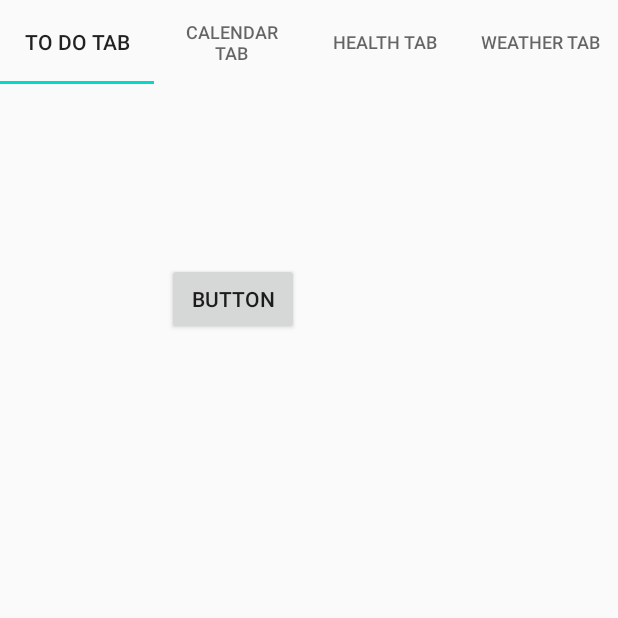
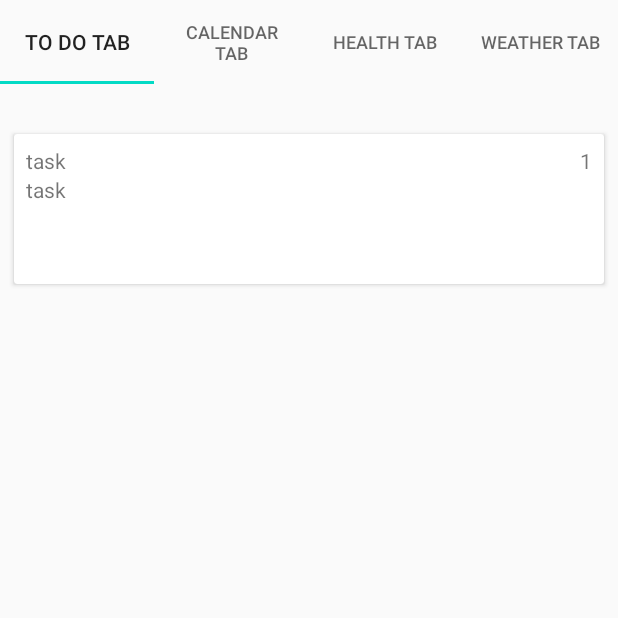
Before and after one commit to lenabojanowska/NoTimeLikeThePresent, an Android app: the screen it shows after launch (MainActivity), on a phone screen of 412 x 824 dp, the top half of it. Run offline under Robolectric (Android 15) with nearby library versions, the phone set to English and light mode, and no system bars; our stand-ins replace Room's generated code.

Commit message:
tasks
wetaher not working

```diff
--- /dev/null
+++ b/app/src/main/java/com/example/notimelikethepresent/Adapter/TaskAdapter.java
@@ -0,0 +1,63 @@
+package com.example.notimelikethepresent.Adapter;
+
+import android.view.LayoutInflater;
+import android.view.View;
+import android.view.ViewGroup;
+import android.widget.TextView;
+
+import androidx.annotation.NonNull;
+import androidx.recyclerview.widget.RecyclerView;
+
+import com.example.notimelikethepresent.Entities.Task;
+import com.example.notimelikethepresent.R;
+
+import java.util.ArrayList;
+import java.util.List;
+
+public class TaskAdapter extends RecyclerView.Adapter<TaskAdapter.TaskHolder> {
+    private List<Task> tasks = new ArrayList<>();
+
+    @NonNull
+    @Override
+    public TaskHolder onCreateViewHolder(@NonNull ViewGroup parent, int viewType) {
+      View itemView = LayoutInflater.from(parent.getContext())
+              .inflate(R.layout.task_item, parent, false);
+        return new TaskHolder(itemView);
+    }
+
+    @Override
+    public void onBindViewHolder(@NonNull TaskHolder holder, int position) {
+
+        Task currentTask = tasks.get(position);
+
+        holder.textViewTitle.setText(String.valueOf(currentTask.getTitle()));
+        holder.textViewDetail.setText(String.valueOf(currentTask.getDetails()));
+        holder.textViewPriority.setText(String.valueOf(currentTask.getPriority()));
+
+
+    }
+
+    @Override
+    public int getItemCount() {
+        return tasks.size();
+    }
+
+    public void setTasks(List<Task> tasks){
+        this.tasks = tasks;
+        notifyDataSetChanged();
+    }
+
+    class TaskHolder extends RecyclerView.ViewHolder{
+        private TextView textViewTitle,  textViewDetail, textViewPriority;
+
+        public TaskHolder(View itemView){
+            super(itemView);
+            textViewTitle = itemView.findViewById(R.id.textViewTitle);
+            textViewDetail = itemView.findViewById(R.id.textViewDetails);
+            textViewPriority = itemView.findViewById(R.id.textViewPriority);
+
+
+
+        }
+    }
+}
--- a/app/src/main/java/com/example/notimelikethepresent/Connection/API.java
+++ b/app/src/main/java/com/example/notimelikethepresent/Connection/API.java
@@ -7,7 +7,7 @@ import java.util.Date;
 
 public class API {
     public static final String App_id = "117294ceca25a94e9addb22e95298597";
-    public static Location location;
+    public static Location location = null;
 
 
     public static String convertUnixToDate(long dt) {
--- a/app/src/main/java/com/example/notimelikethepresent/Entities/Task.java
+++ b/app/src/main/java/com/example/notimelikethepresent/Entities/Task.java
@@ -8,6 +8,7 @@ public class Task {
 
     @PrimaryKey(autoGenerate = true)
     private int id;
+
     private String title;
     private String details;
     private int priority;
--- a/app/src/main/java/com/example/notimelikethepresent/View/Fragment/ToDoFragment.java
+++ b/app/src/main/java/com/example/notimelikethepresent/View/Fragment/ToDoFragment.java
@@ -11,7 +11,10 @@ import androidx.annotation.Nullable;
 import androidx.fragment.app.Fragment;
 import androidx.lifecycle.Observer;
 import androidx.lifecycle.ViewModelProviders;
+import androidx.recyclerview.widget.LinearLayoutManager;
+import androidx.recyclerview.widget.RecyclerView;
 
+import com.example.notimelikethepresent.Adapter.TaskAdapter;
 import com.example.notimelikethepresent.Entities.Task;
 import com.example.notimelikethepresent.R;
 import com.example.notimelikethepresent.ViewModel.TaskViewModel;
@@ -26,10 +29,19 @@ public class ToDoFragment extends Fragment {
     public View onCreateView(LayoutInflater inflater, @Nullable ViewGroup container, @Nullable Bundle savedInstanceState) {
         View view = inflater.inflate(R.layout.fragment_to_do, container, false);
 
+        RecyclerView recyclerView = view.findViewById(R.id.recyclerView);
+        recyclerView.setLayoutManager(new LinearLayoutManager(getContext()));
+        recyclerView.setHasFixedSize(true);
+
+        TaskAdapter taskAdapter = new TaskAdapter();
+        recyclerView.setAdapter(taskAdapter);
+
         taskViewModel = ViewModelProviders.of(this).get(TaskViewModel.class);
         taskViewModel.getAllTasks().observe(getViewLifecycleOwner(), new Observer<List<Task>>() {
             @Override
             public void onChanged(List<Task> tasks) {
+
+                taskAdapter.setTasks(tasks);
 
                 Toast.makeText(getActivity(), "onChanged", Toast.LENGTH_SHORT).show();
             }
--- a/app/src/main/java/com/example/notimelikethepresent/View/Fragment/WeatherFragment.java
+++ b/app/src/main/java/com/example/notimelikethepresent/View/Fragment/WeatherFragment.java
@@ -103,7 +103,7 @@ public class WeatherFragment extends Fragment {
 
         imageViewWeather = (ImageView) view.findViewById(R.id.imageViewWeather);
 
-
+        getWeatherInformation();
 
         context = getActivity();
 
@@ -128,7 +128,7 @@ public class WeatherFragment extends Fragment {
                             buildLocationRequest();
                             buildLocationCallBack();
 
-                            if (ActivityCompat.checkSelfPermission(getActivity(), Manifest.permission.ACCESS_FINE_LOCATION) != PackageManager.PERMISSION_GRANTED && ActivityCompat.checkSelfPermission(getActivity(), Manifest.permission.ACCESS_COARSE_LOCATION) != PackageManager.PERMISSION_GRANTED) {
+                            if (ActivityCompat.checkSelfPermission(context, Manifest.permission.ACCESS_FINE_LOCATION) != PackageManager.PERMISSION_GRANTED && ActivityCompat.checkSelfPermission(context, Manifest.permission.ACCESS_COARSE_LOCATION) != PackageManager.PERMISSION_GRANTED) {
                                 return;
                             }
                             fusedLocationProviderClient.requestLocationUpdates(locationRequest, locationCallback, Looper.myLooper());
@@ -141,7 +141,7 @@ public class WeatherFragment extends Fragment {
                     }
                 }).check();
 
-getWeatherInformation();
+
 
 
         return view;
@@ -149,7 +149,7 @@ getWeatherInformation();
     }
 
     private void getWeatherInformation() {
-        compositeDisposable.add(weatherAPI.getWeatherByLocalization(String.valueOf(API.location),
+        compositeDisposable.add(weatherAPI.getWeatherByLocalization(String.valueOf(location),
                 String.valueOf(location),
                 App_id,
                 "metric")
--- a/app/src/main/res/layout/fragment_to_do.xml
+++ b/app/src/main/res/layout/fragment_to_do.xml
@@ -1,5 +1,5 @@
 <?xml version="1.0" encoding="utf-8"?>
-<LinearLayout
+<androidx.constraintlayout.widget.ConstraintLayout
     xmlns:android="http://schemas.android.com/apk/res/android"
     xmlns:app="http://schemas.android.com/apk/res-auto"
     xmlns:tools="http://schemas.android.com/tools"
@@ -8,13 +8,19 @@
     android:orientation="vertical">
 
 
-    <Button
-        android:id="@+id/button"
-        android:layout_width="wrap_content"
-        android:layout_height="wrap_content"
-        android:layout_marginStart="112dp"
-        android:layout_marginTop="96dp"
-        android:text="Button"
-        app:layout_constraintStart_toStartOf="parent"
-        app:layout_constraintTop_toTopOf="parent" />
-</LinearLayout>
+    <androidx.core.widget.NestedScrollView
+        android:layout_width="match_parent"
+        android:layout_height="match_parent"
+        android:fillViewport="true">
+
+        <androidx.recyclerview.widget.RecyclerView
+        android:id="@+id/recyclerView"
+        android:layout_width="match_parent"
+        android:layout_height="match_parent"
+        tools:listitem="@layout/task_item">
+
+    </androidx.recyclerview.widget.RecyclerView>
+    </androidx.core.widget.NestedScrollView>
+
+
+</androidx.constraintlayout.widget.ConstraintLayout>
--- /dev/null
+++ b/app/src/main/res/layout/task_item.xml
@@ -0,0 +1,34 @@
+<?xml version="1.0" encoding="utf-8"?>
+<androidx.cardview.widget.CardView xmlns:android="http://schemas.android.com/apk/res/android"
+    android:layout_width="match_parent"
+    android:layout_height="100dp"
+    android:layout_margin="10dp">
+
+    <RelativeLayout
+        android:layout_width="match_parent"
+        android:layout_height="100dp"
+        android:padding="8dp">
+
+        <TextView
+            android:id="@+id/textViewPriority"
+            android:layout_width="wrap_content"
+            android:layout_height="wrap_content"
+            android:layout_alignParentEnd="true"
+            android:text="1" />
+
+        <TextView
+            android:id="@+id/textViewTitle"
+            android:layout_width="wrap_content"
+            android:layout_height="wrap_content"
+            android:layout_alignParentStart="true"
+            android:layout_toStartOf="@+id/textViewPriority"
+            android:text="Title" />
+
+        <TextView
+            android:id="@+id/textViewDetails"
+            android:layout_width="wrap_content"
+            android:layout_height="wrap_content"
+            android:layout_below="@+id/textViewTitle"
+            android:text="Details" />
+    </RelativeLayout>
+</androidx.cardview.widget.CardView>
```
